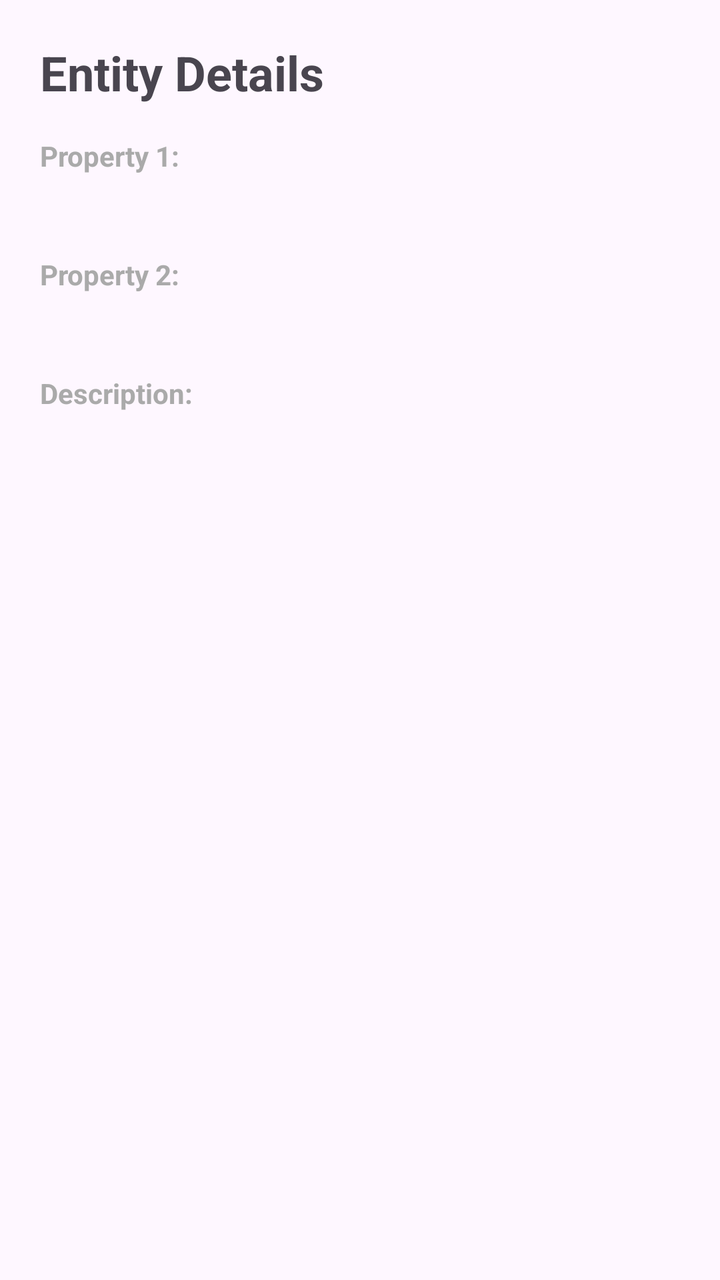
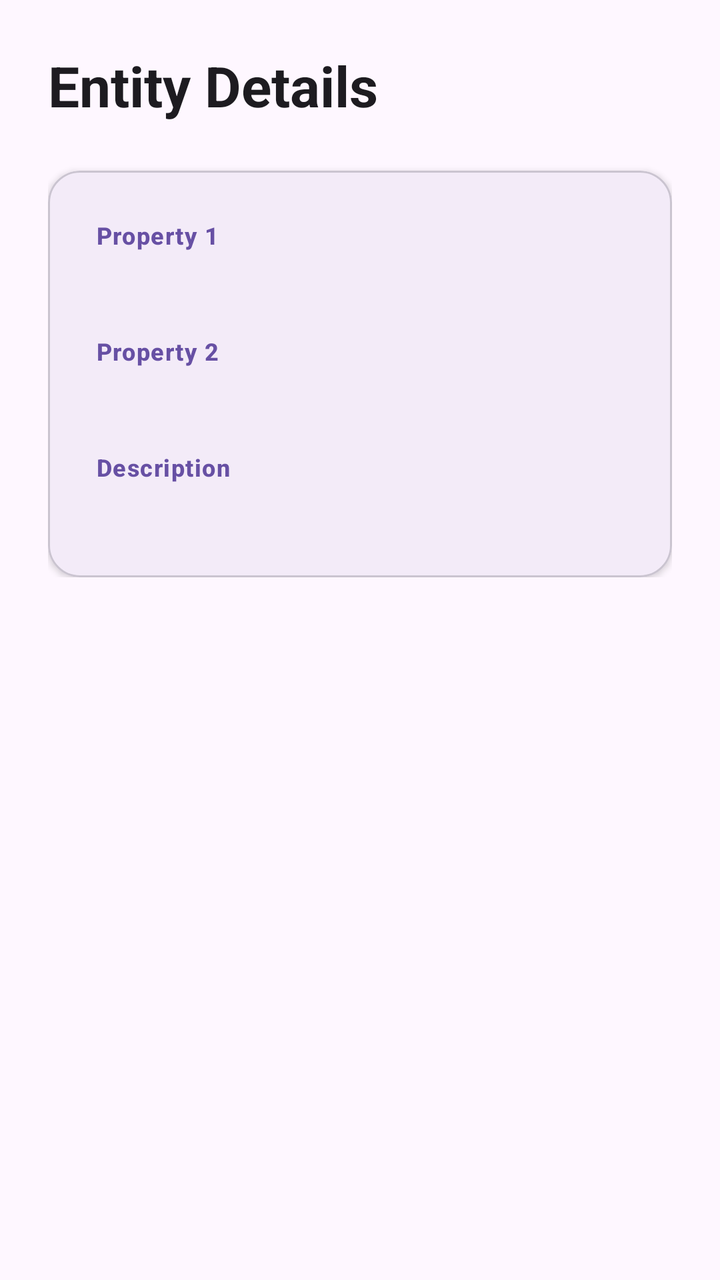

Screens rendered from an Android XML layout before and after an edit, with the pre-edit source and the edit as a unified diff.
<!-- AndroidManifest.xml: application theme Theme.NIT3213 -->
<!-- res/layout/activity_details.xml -->
<?xml version="1.0" encoding="utf-8"?>
<ScrollView xmlns:android="http://schemas.android.com/apk/res/android"
    android:layout_width="match_parent"
    android:layout_height="match_parent"
    android:padding="20dp">

    <LinearLayout
        android:layout_width="match_parent"
        android:layout_height="wrap_content"
        android:orientation="vertical">

        <TextView
            android:layout_width="wrap_content"
            android:layout_height="wrap_content"
            android:text="Entity Details"
            android:textSize="24sp"
            android:textStyle="bold"
            android:layout_marginBottom="16dp" />

        <TextView
            android:id="@+id/tvLabelProperty1"
            android:layout_width="wrap_content"
            android:layout_height="wrap_content"
            android:text="Property 1:"
            android:textStyle="bold"
            android:textSize="14sp"
            android:textColor="@android:color/darker_gray" />

        <TextView
            android:id="@+id/tvProperty1"
            android:layout_width="match_parent"
            android:layout_height="wrap_content"
            android:textSize="18sp"
            android:layout_marginTop="4dp"
            android:layout_marginBottom="12dp" />

        <TextView
            android:id="@+id/tvLabelProperty2"
            android:layout_width="wrap_content"
            android:layout_height="wrap_content"
            android:text="Property 2:"
            android:textStyle="bold"
            android:textSize="14sp"
            android:textColor="@android:color/darker_gray" />

        <TextView
            android:id="@+id/tvProperty2"
            android:layout_width="match_parent"
            android:layout_height="wrap_content"
            android:textSize="18sp"
            android:layout_marginTop="4dp"
            android:layout_marginBottom="12dp" />

        <TextView
            android:id="@+id/tvLabelDescription"
            android:layout_width="wrap_content"
            android:layout_height="wrap_content"
            android:text="Description:"
            android:textStyle="bold"
            android:textSize="14sp"
            android:textColor="@android:color/darker_gray" />

        <TextView
            android:id="@+id/tvDescription"
            android:layout_width="match_parent"
            android:layout_height="wrap_content"
            android:textSize="16sp"
            android:layout_marginTop="4dp" />

    </LinearLayout>

</ScrollView>
<!-- resources referenced by this layout -->
<resources>
  <style name="Theme.NIT3213" parent="Base.Theme.NIT3213" />
  <style name="Base.Theme.NIT3213" parent="Theme.Material3.DayNight.NoActionBar">
          
          
      </style>
</resources>

<!-- the commit's change to res/layout/activity_details.xml (unified diff, before → after) -->
@@ -1,8 +1,10 @@
 <?xml version="1.0" encoding="utf-8"?>
 <ScrollView xmlns:android="http://schemas.android.com/apk/res/android"
+    xmlns:app="http://schemas.android.com/apk/res-auto"
     android:layout_width="match_parent"
     android:layout_height="match_parent"
-    android:padding="20dp">
+    android:background="?attr/colorSurface"
+    android:padding="24dp">
 
     <LinearLayout
         android:layout_width="match_parent"
@@ -12,60 +14,80 @@
         <TextView
             android:layout_width="wrap_content"
             android:layout_height="wrap_content"
+            android:layout_marginBottom="24dp"
             android:text="Entity Details"
-            android:textSize="24sp"
-            android:textStyle="bold"
-            android:layout_marginBottom="16dp" />
+            android:textAppearance="?attr/textAppearanceHeadlineMedium"
+            android:textColor="?attr/colorOnSurface"
+            android:textStyle="bold" />
 
-        <TextView
-            android:id="@+id/tvLabelProperty1"
-            android:layout_width="wrap_content"
-            android:layout_height="wrap_content"
-            android:text="Property 1:"
-            android:textStyle="bold"
-            android:textSize="14sp"
-            android:textColor="@android:color/darker_gray" />
-
-        <TextView
-            android:id="@+id/tvProperty1"
+        <com.google.android.material.card.MaterialCardView
             android:layout_width="match_parent"
             android:layout_height="wrap_content"
-            android:textSize="18sp"
-            android:layout_marginTop="4dp"
-            android:layout_marginBottom="12dp" />
+            app:cardCornerRadius="16dp"
+            app:cardElevation="2dp"
+            app:strokeColor="?attr/colorOutlineVariant"
+            app:strokeWidth="1dp">
 
-        <TextView
-            android:id="@+id/tvLabelProperty2"
-            android:layout_width="wrap_content"
-            android:layout_height="wrap_content"
-            android:text="Property 2:"
-            android:textStyle="bold"
-            android:textSize="14sp"
-            android:textColor="@android:color/darker_gray" />
+            <LinearLayout
+                android:layout_width="match_parent"
+                android:layout_height="wrap_content"
+                android:orientation="vertical"
+                android:padding="24dp">
 
-        <TextView
-            android:id="@+id/tvProperty2"
-            android:layout_width="match_parent"
-            android:layout_height="wrap_content"
-            android:textSize="18sp"
-            android:layout_marginTop="4dp"
-            android:layout_marginBottom="12dp" />
+                <TextView
+                    android:layout_width="wrap_content"
+                    android:layout_height="wrap_content"
+                    android:text="Property 1"
+                    android:textAppearance="?attr/textAppearanceLabelMedium"
+                    android:textColor="?attr/colorPrimary"
+                    android:textStyle="bold" />
 
-        <TextView
-            android:id="@+id/tvLabelDescription"
-            android:layout_width="wrap_content"
-            android:layout_height="wrap_content"
-            android:text="Description:"
-            android:textStyle="bold"
-            android:textSize="14sp"
-            android:textColor="@android:color/darker_gray" />
+                <TextView
+                    android:id="@+id/tvProperty1"
+                    android:layout_width="match_parent"
+                    android:layout_height="wrap_content"
+                    android:layout_marginTop="4dp"
+                    android:layout_marginBottom="16dp"
+                    android:textAppearance="?attr/textAppearanceBodyLarge"
+                    android:textColor="?attr/colorOnSurface" />
 
-        <TextView
-            android:id="@+id/tvDescription"
-            android:layout_width="match_parent"
-            android:layout_height="wrap_content"
-            android:textSize="16sp"
-            android:layout_marginTop="4dp" />
+                <TextView
+                    android:layout_width="wrap_content"
+                    android:layout_height="wrap_content"
+                    android:text="Property 2"
+                    android:textAppearance="?attr/textAppearanceLabelMedium"
+                    android:textColor="?attr/colorPrimary"
+                    android:textStyle="bold" />
+
+                <TextView
+                    android:id="@+id/tvProperty2"
+                    android:layout_width="match_parent"
+                    android:layout_height="wrap_content"
+                    android:layout_marginTop="4dp"
+                    android:layout_marginBottom="16dp"
+                    android:textAppearance="?attr/textAppearanceBodyLarge"
+                    android:textColor="?attr/colorOnSurface" />
+
+                <TextView
+                    android:layout_width="wrap_content"
+                    android:layout_height="wrap_content"
+                    android:text="Description"
+                    android:textAppearance="?attr/textAppearanceLabelMedium"
+                    android:textColor="?attr/colorPrimary"
+                    android:textStyle="bold" />
+
+                <TextView
+                    android:id="@+id/tvDescription"
+                    android:layout_width="match_parent"
+                    android:layout_height="wrap_content"
+                    android:layout_marginTop="4dp"
+                    android:textAppearance="?attr/textAppearanceBodyMedium"
+                    android:textColor="?attr/colorOnSurfaceVariant"
+                    android:lineSpacingExtra="4dp" />
+
+            </LinearLayout>
+
+        </com.google.android.material.card.MaterialCardView>
 
     </LinearLayout>
 
